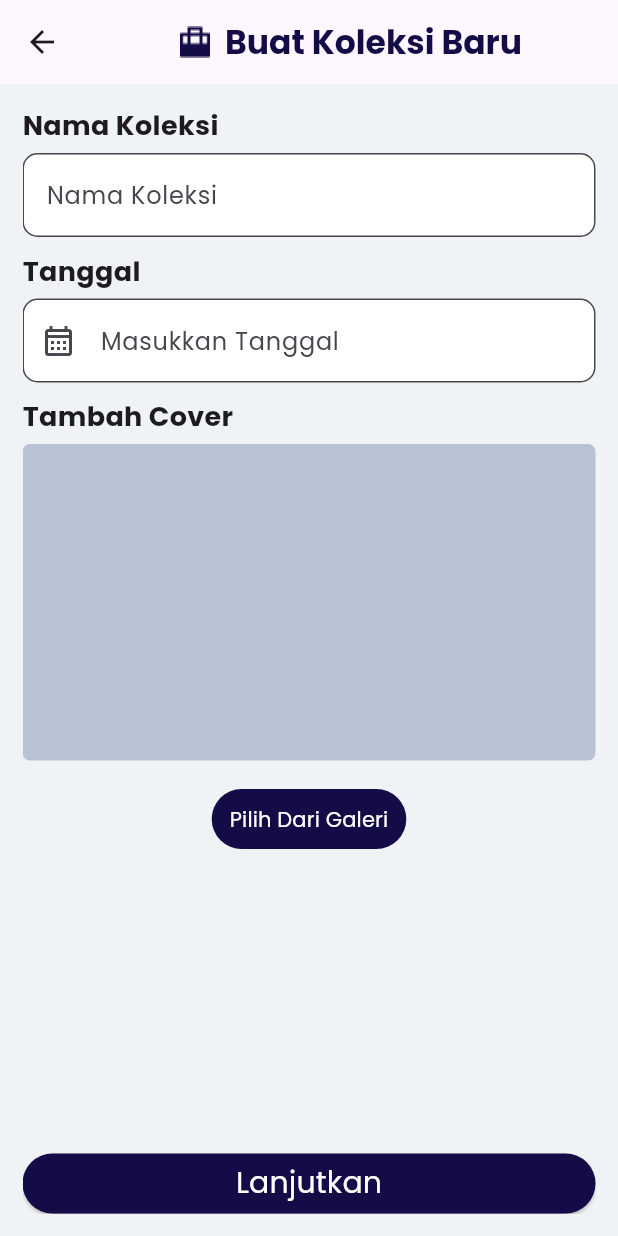
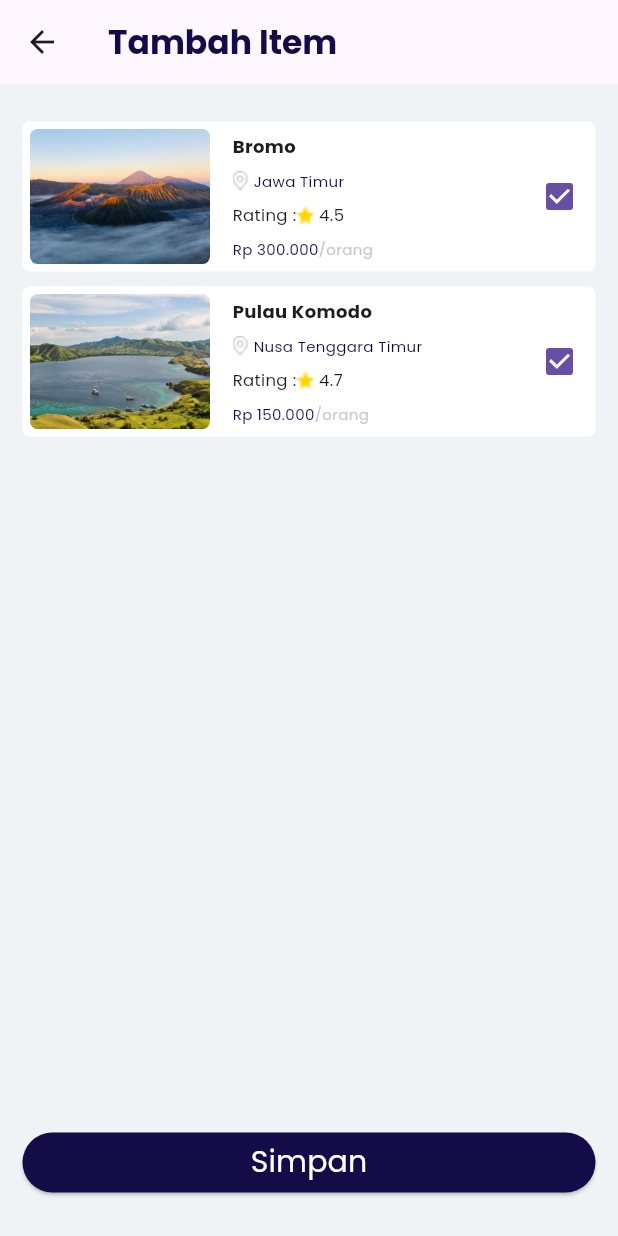
Before and after one commit to Dams168/Wtravel, a Flutter app: the BuatKoleksiBaru screen opened directly, after a tap on "Lanjutkan", on a phone screen of 412 x 824 dp. Run offline on Flutter 3.47's test engine with Material 3 defaults, Android fonts, the phone set to English and light mode, and no system bars; our stand-ins replace animated_splash_screen, flutter_svg, image_picker.

Commit message:
add tambahitem screen

```diff
--- a/wtravel_app/lib/screens/koleksi_baru_screen.dart
+++ b/wtravel_app/lib/screens/koleksi_baru_screen.dart
@@ -2,6 +2,7 @@ import 'dart:io';
 
 import 'package:flutter/material.dart';
 import 'package:image_picker/image_picker.dart';
+import 'package:wtravel_app/screens/tambah_item_koleksi.dart';
 
 class BuatKoleksiBaru extends StatefulWidget {
   const BuatKoleksiBaru({super.key});
@@ -155,7 +156,14 @@ class _MyWidgetState extends State<BuatKoleksiBaru> {
               children: [
                 Expanded(
                   child: ElevatedButton(
-                    onPressed: () {},
+                    onPressed: () {
+                      Navigator.push(
+                        context,
+                        MaterialPageRoute(
+                          builder: (context) => const TambahItem(),
+                        ),
+                      );
+                    },
                     style: ElevatedButton.styleFrom(
                       backgroundColor: const Color(0xFF140C47),
                       shape: RoundedRectangleBorder(
--- a/wtravel_app/lib/screens/splash_screen.dart
+++ b/wtravel_app/lib/screens/splash_screen.dart
@@ -19,7 +19,7 @@ class _SplashScreenState extends State<SplashScreen> {
         children: [
           Image.asset(
             'images/logo.png',
-            width: 100,
+            width: 60,
           ),
         ],
       ),
--- /dev/null
+++ b/wtravel_app/lib/screens/tambah_item_koleksi.dart
@@ -0,0 +1,222 @@
+import 'package:flutter/material.dart';
+import 'package:wtravel_app/screens/perjalanan_screen.dart';
+
+class TambahItem extends StatelessWidget {
+  const TambahItem({Key? key}) : super(key: key);
+
+  @override
+  Widget build(BuildContext context) {
+    return Scaffold(
+      backgroundColor: const Color(0xFFF0F3F5),
+      appBar: AppBar(
+        title: const Text(
+          'Tambah Item',
+          style:
+              TextStyle(fontWeight: FontWeight.bold, color: Color(0xFF140C47)),
+        ),
+      ),
+      body: Container(
+        padding: const EdgeInsets.all(15),
+        child: Column(
+          children: [
+            const SizedBox(height: 10),
+            Container(
+              margin: const EdgeInsets.only(bottom: 10),
+              height: 100,
+              width: MediaQuery.of(context).size.width,
+              decoration: BoxDecoration(
+                color: const Color(0xFFFFFFFF),
+                borderRadius: BorderRadius.circular(5),
+              ),
+              child: Row(
+                children: [
+                  Container(
+                    padding: const EdgeInsets.all(5),
+                    child: ClipRRect(
+                      borderRadius: BorderRadius.circular(5),
+                      child: Image.asset(
+                        'assets/images/bromo.jpg',
+                        height: 100,
+                        width: 120,
+                        fit: BoxFit.cover,
+                      ),
+                    ),
+                  ),
+                  const SizedBox(width: 10),
+                  Expanded(
+                    child: Column(
+                      crossAxisAlignment: CrossAxisAlignment.start,
+                      mainAxisAlignment: MainAxisAlignment.spaceEvenly,
+                      children: [
+                        const Text(
+                          'Bromo',
+                          style: TextStyle(
+                              fontSize: 12, fontWeight: FontWeight.bold),
+                        ),
+                        Row(
+                          children: [
+                            Image.asset(
+                              'assets/icons/perjalanan-simpan-location.png',
+                            ),
+                            const SizedBox(width: 3),
+                            const Text(
+                              'Jawa Timur',
+                              style: TextStyle(
+                                  fontSize: 10, color: Color(0xFF140C47)),
+                            ),
+                          ],
+                        ),
+                        Row(
+                          children: [
+                            const Text(
+                              'Rating :',
+                              style: TextStyle(fontSize: 11),
+                            ),
+                            Image.asset(
+                              'assets/icons/perjalanan-simpan-bintang.png',
+                              height: 12,
+                              width: 12,
+                              fit: BoxFit.contain,
+                            ),
+                            const SizedBox(width: 3),
+                            const Text('4.5', style: TextStyle(fontSize: 11)),
+                          ],
+                        ),
+                        const Row(
+                          children: [
+                            Text(
+                              'Rp 300.000',
+                              style: TextStyle(
+                                  color: Color(0xFF140C47), fontSize: 10),
+                            ),
+                            Text(
+                              '/orang',
+                              style: TextStyle(
+                                  color: Color(0xFFCACACA), fontSize: 10),
+                            )
+                          ],
+                        )
+                      ],
+                    ),
+                  ),
+                  SizedBox(
+                    child: Checkbox(value: true, onChanged: (value) {}),
+                  ),
+                ],
+              ),
+            ),
+            Container(
+              margin: const EdgeInsets.only(bottom: 10),
+              height: 100,
+              width: MediaQuery.of(context).size.width,
+              decoration: BoxDecoration(
+                color: const Color(0xFFFFFFFF),
+                borderRadius: BorderRadius.circular(5),
+              ),
+              child: Row(
+                children: [
+                  Container(
+                    padding: const EdgeInsets.all(5),
+                    child: ClipRRect(
+                      borderRadius: BorderRadius.circular(5),
+                      child: Image.asset(
+                        'assets/images/komodoisland.jpg',
+                        height: 100,
+                        width: 120,
+                        fit: BoxFit.cover,
+                      ),
+                    ),
+                  ),
+                  const SizedBox(width: 10),
+                  Expanded(
+                    child: Column(
+                      crossAxisAlignment: CrossAxisAlignment.start,
+                      mainAxisAlignment: MainAxisAlignment.spaceEvenly,
+                      children: [
+                        const Text(
+                          'Pulau Komodo',
+                          style: TextStyle(
+                              fontSize: 12, fontWeight: FontWeight.bold),
+                        ),
+                        Row(
+                          children: [
+                            Image.asset(
+                              'assets/icons/perjalanan-simpan-location.png',
+                            ),
+                            const SizedBox(width: 3),
+                            const Text(
+                              'Nusa Tenggara Timur',
+                              style: TextStyle(
+                                  fontSize: 10, color: Color(0xFF140C47)),
+                            ),
+                          ],
+                        ),
+                        Row(
+                          children: [
+                            const Text(
+                              'Rating :',
+                              style: TextStyle(fontSize: 11),
+                            ),
+                            Image.asset(
+                              'assets/icons/perjalanan-simpan-bintang.png',
+                              height: 12,
+                              width: 12,
+                              fit: BoxFit.contain,
+                            ),
+                            const SizedBox(width: 3),
+                            const Text('4.7', style: TextStyle(fontSize: 11)),
+                          ],
+                        ),
+                        const Row(
+                          children: [
+                            Text(
+                              'Rp 150.000',
+                              style: TextStyle(
+                                  color: Color(0xFF140C47), fontSize: 10),
+                            ),
+                            Text(
+                              '/orang',
+                              style: TextStyle(
+                                  color: Color(0xFFCACACA), fontSize: 10),
+                            )
+                          ],
+                        )
+                      ],
+                    ),
+                  ),
+                  SizedBox(
+                    child: Checkbox(value: true, onChanged: (value) {}),
+                  ),
+                ],
+              ),
+            ),
+            const SizedBox(height: 450),
+            SizedBox(
+              width: double.infinity,
+              child: ElevatedButton(
+                onPressed: () {
+                  Navigator.push(
+                    context,
+                    MaterialPageRoute(
+                      builder: (context) => const Perjalanan(),
+                    ),
+                  );
+                },
+                style: ElevatedButton.styleFrom(
+                  backgroundColor: const Color(0xFF140C47),
+                  shape: RoundedRectangleBorder(
+                    borderRadius: BorderRadius.circular(20),
+                  ),
+                ),
+                child: const Text(
+                  'Simpan',
+                  style: TextStyle(color: Color(0xFFFFFFFF), fontSize: 20),
+                ),
+              ),
+            ),
+          ],
+        ),
+      ),
+    );
+  }
+}
```
Also changed, not shown: wtravel_app/lib/models/tourism_place.dart (+12 -0 lines), wtravel_app/lib/screens/detail_koleksi_screen.dart (added, +331 -0 lines), wtravel_app/lib/screens/perjalanan_koleksi_screen.dart (+13 -2 lines), wtravel_app/assets/images/detail-koleksi-backgroud.jpg (added).
